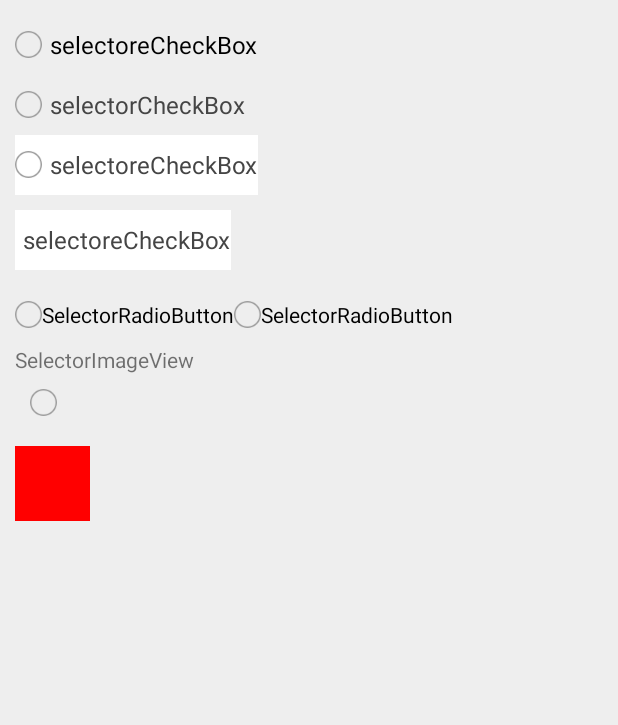
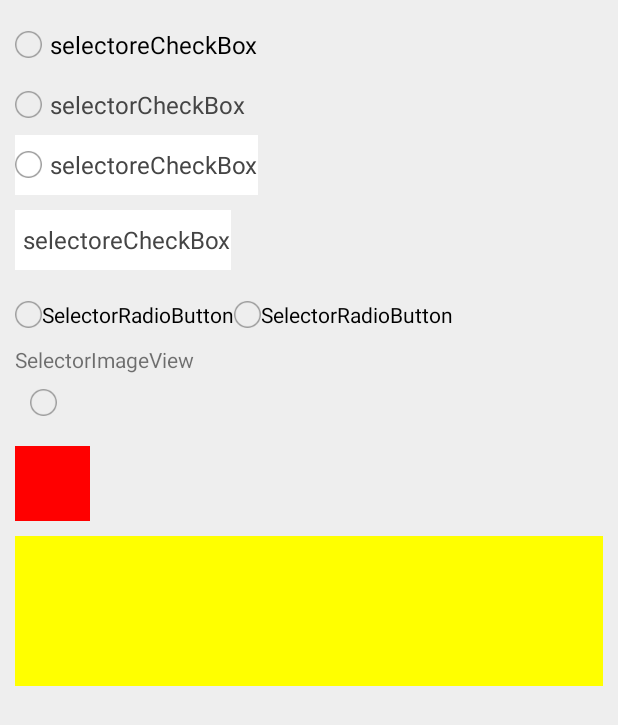
Before and after one commit to AnJiaoDe/AndroidView, an Android app: the SelectorActivity screen opened directly, with no data from a screen before it, on a phone screen of 412 x 824 dp. Shown: the top 725 px of the screen. Run offline under Robolectric (Android 15) with nearby library versions, the phone set to English and light mode, and no system bars.

Commit message:
添加FrameLayoutSelector

```diff
--- /dev/null
+++ b/androidview/src/main/java/com/cy/androidview/selectorview/FrameLayoutSelector.java
@@ -0,0 +1,124 @@
+package com.cy.androidview.selectorview;
+
+import android.content.Context;
+import android.content.res.TypedArray;
+import android.util.AttributeSet;
+import android.util.Log;
+import android.view.View;
+import android.widget.FrameLayout;
+
+import androidx.annotation.NonNull;
+import androidx.annotation.Nullable;
+
+import com.cy.androidview.R;
+
+/**
+ * @Description:
+ * @Author: cy
+ * @CreateDate: 2021/1/9 15:14
+ * @UpdateUser:
+ * @UpdateDate: 2021/1/9 15:14
+ * @UpdateRemark:
+ * @Version:
+ */
+public class FrameLayoutSelector extends FrameLayout {
+    private int backgroundID, backgroundCheckedID, bg_color, bg_checked_color;
+
+    private OnCheckedChangeListener onCheckedChangeListener;
+    private boolean isChecked = false;
+
+    private boolean isMyListener = true;
+
+
+    public FrameLayoutSelector(Context context, AttributeSet attrs) {
+        super(context, attrs);
+
+        TypedArray arr = context.obtainStyledAttributes(attrs, R.styleable.FrameLayoutSelector);
+        backgroundID = arr.getResourceId(R.styleable.ImageViewSelector_cy_bgUnChecked, -1);//未选中时的背景
+        backgroundCheckedID = arr.getResourceId(R.styleable.ImageViewSelector_cy_bgChecked, -1);//选中时的背景
+
+        if (backgroundID == -1) {
+            bg_color = arr.getColor(R.styleable.ImageViewSelector_cy_bgUnChecked, 0x00000000);//未选中时的背景颜色
+
+        }
+        if (backgroundCheckedID == -1) {
+            bg_checked_color = arr.getColor(R.styleable.ImageViewSelector_cy_bgChecked, 0x00000000);//选中时的背景颜色
+
+        }
+        isChecked = arr.getBoolean(R.styleable.ImageViewSelector_cy_checked, false);//是否选中
+
+
+        if (isChecked()) {
+
+            setResOnChecked();
+
+        } else {
+            setResOnUnChecked();
+
+        }
+        arr.recycle();
+        setOnClickListener(new OnClickListener() {
+            @Override
+            public void onClick(View v) {
+                Log.e("onClick", "+++++++++++++++++");
+                setChecked(!isChecked);
+                if (onCheckedChangeListener != null) {
+                    onCheckedChangeListener.onCheckedChanged(FrameLayoutSelector.this, isChecked);
+                }
+            }
+        });
+
+    }
+
+
+    @Override
+    public void setOnClickListener(OnClickListener l) {
+        if (isMyListener) {
+            super.setOnClickListener(l);
+            isMyListener = false;
+        }
+    }
+
+    //监听器使用这个方法
+    public void setOnCheckedChangeListener(OnCheckedChangeListener listener) {
+        this.onCheckedChangeListener = listener;
+    }
+
+    public static interface OnCheckedChangeListener {
+        void onCheckedChanged(FrameLayoutSelector iv, boolean isChecked);
+    }
+
+    //判断是否选中
+    public boolean isChecked() {
+        return isChecked;
+    }
+
+    //设置是否选中
+    public void setChecked(boolean checked) {
+        isChecked = checked;
+        if (checked) {
+            setResOnChecked();
+        } else {
+            setResOnUnChecked();
+        }
+    }
+    //设置选中时的背景，Src等
+
+    private void setResOnChecked() {
+        if (backgroundCheckedID != -1) {
+
+            setBackgroundResource(backgroundCheckedID);
+        } else {
+            setBackgroundColor(bg_checked_color);
+        }
+    }
+
+    //设置未选中时的背景，Src等
+    private void setResOnUnChecked() {
+        if (backgroundID != -1) {
+            setBackgroundResource(backgroundID);
+        } else {
+            setBackgroundColor(bg_color);
+        }
+    }
+}
--- a/app/src/main/res/layout/activity_selector.xml
+++ b/app/src/main/res/layout/activity_selector.xml
@@ -102,5 +102,10 @@
         android:layout_marginTop="10dp"
         app:cy_bgChecked="@drawable/hg"
         app:cy_bgUnChecked="#f00" />
-
+<com.cy.androidview.selectorview.FrameLayoutSelector
+    android:layout_width="match_parent"
+    app:cy_bgChecked="#f00"
+    app:cy_bgUnChecked="#ff0"
+    android:layout_marginTop="10dp"
+    android:layout_height="100dp"/>
 </LinearLayout>
```
Also changed, not shown: androidview/src/main/res/values/attrs.xml (+27 -23 lines).
